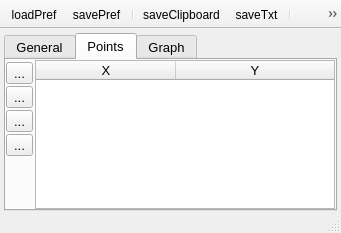
NeutrinoToolkit/Neutrino, file UIs/nLine.ui: the form before one commit.
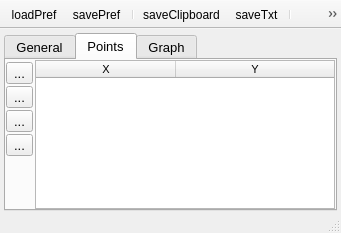
The form after the commit. The open tabs and pages were chosen to show the change. Icons and pictures are not drawn. Custom widgets are drawn as their Qt base class.

Patch:
```diff
--- a/UIs/nLine.ui
+++ b/UIs/nLine.ui
@@ -390,7 +390,7 @@
          <widget class="QTableWidget" name="points">
           <property name="font">
            <font>
-            <pointsize>10</pointsize>
+            <pointsize>8</pointsize>
            </font>
           </property>
           <property name="editTriggers">
```
